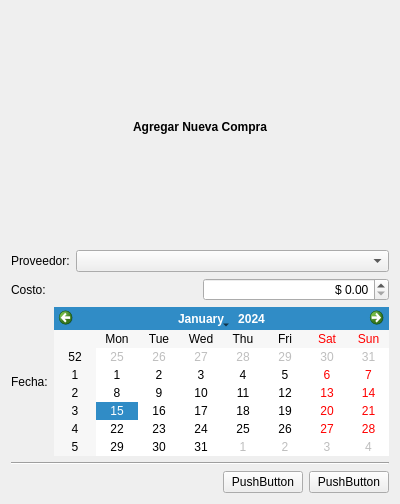
Old version of the form trunk/plugins/digifauno/FormAgregarCompraBase.ui in the repository chungote/gestotux.
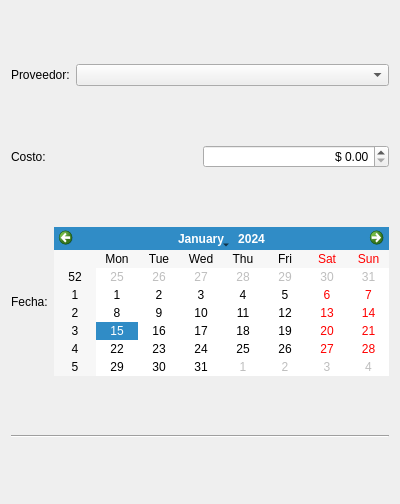
New version of the form.

Commit message: Agregada accion de guardar a libreria comun - Agregado sistema de barra lateral - Reformado plugins para adecuarse a la nueva interfaz

```diff
--- a/trunk/plugins/digifauno/FormAgregarCompraBase.ui
+++ b/trunk/plugins/digifauno/FormAgregarCompraBase.ui
@@ -13,19 +13,6 @@
    <string>Form</string>
   </property>
   <layout class="QVBoxLayout" >
-   <item>
-    <widget class="QLabel" name="label" >
-     <property name="text" >
-      <string>&lt;html>&lt;head>&lt;meta name="qrichtext" content="1" />&lt;style type="text/css">
-p, li { white-space: pre-wrap; }
-&lt;/style>&lt;/head>&lt;body style=" font-family:'Sans Serif'; font-size:9pt; font-weight:400; font-style:normal;">
-&lt;p style=" margin-top:0px; margin-bottom:0px; margin-left:0px; margin-right:0px; -qt-block-indent:0; text-indent:0px;">&lt;span style=" font-weight:600;">Agregar Nueva Compra&lt;/span>&lt;/p>&lt;/body>&lt;/html></string>
-     </property>
-     <property name="alignment" >
-      <set>Qt::AlignCenter</set>
-     </property>
-    </widget>
-   </item>
    <item>
     <layout class="QHBoxLayout" >
      <item>
@@ -114,37 +101,6 @@
      </property>
     </widget>
    </item>
-   <item>
-    <layout class="QHBoxLayout" >
-     <item>
-      <spacer>
-       <property name="orientation" >
-        <enum>Qt::Horizontal</enum>
-       </property>
-       <property name="sizeHint" >
-        <size>
-         <width>40</width>
-         <height>20</height>
-        </size>
-       </property>
-      </spacer>
-     </item>
-     <item>
-      <widget class="QPushButton" name="PBAceptar" >
-       <property name="text" >
-        <string>PushButton</string>
-       </property>
-      </widget>
-     </item>
-     <item>
-      <widget class="QPushButton" name="PBCancelar" >
-       <property name="text" >
-        <string>PushButton</string>
-       </property>
-      </widget>
-     </item>
-    </layout>
-   </item>
   </layout>
  </widget>
  <resources/>
```
The commit also changes 36 other files.
